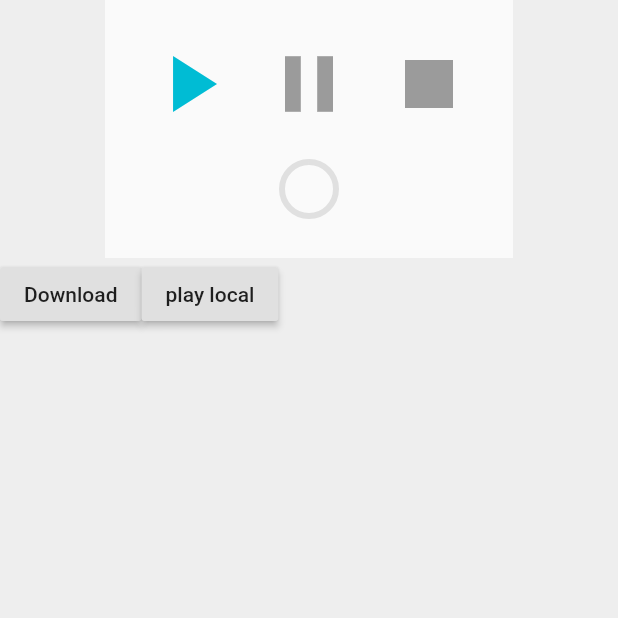
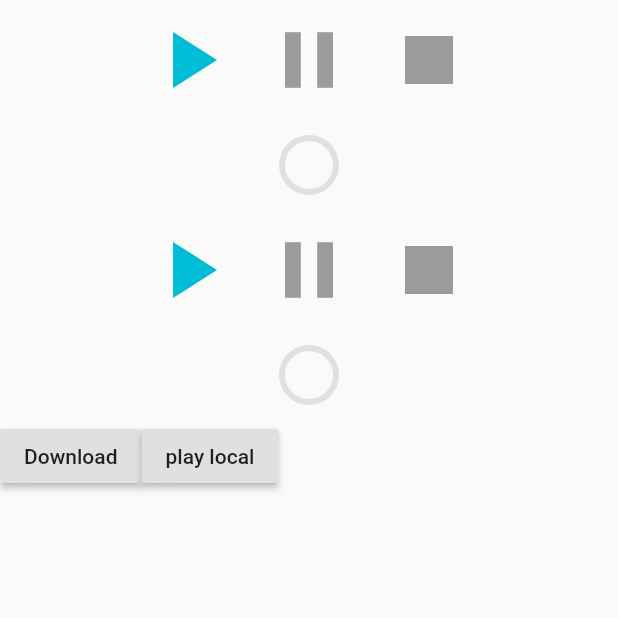
Before and after one commit to bluefireteam/audioplayers, a Flutter app: the screen it shows after launch, after a tap on the "play arrow" icon, on a phone screen of 412 x 824 dp, the top half of it. Run offline on Flutter 3.47's test engine with Material 2 defaults, Android fonts, the phone set to English and light mode, and no system bars.

Commit message:
refactor main.dart

```diff
--- a/example/lib/main.dart
+++ b/example/lib/main.dart
@@ -3,14 +3,15 @@ import 'dart:io';
 import 'dart:typed_data';
 
 import 'package:audioplayers/audioplayer.dart';
+import 'package:flutter/foundation.dart';
 import 'package:flutter/material.dart';
 import 'package:http/http.dart';
 import 'package:path_provider/path_provider.dart';
 
 typedef void OnError(Exception exception);
 
+const kUrl1 = "http://www.rxlabz.com/labz/audio.mp3";
 const kUrl2 = "http://www.rxlabz.com/labz/audio2.mp3";
-const kUrl1 = "http://www.rxlabz.com/labz/audio.mp3";
 
 void main() {
   runApp(new MaterialApp(home: new Scaffold(body: new AudioApp())));
@@ -24,28 +25,16 @@ class AudioApp extends StatefulWidget {
 }
 
 class _AudioAppState extends State<AudioApp> {
-  Duration duration;
-  Duration position;
-
   AudioPlayer audioPlayer;
 
   String localFilePath;
 
   PlayerState playerState = PlayerState.stopped;
 
-  get isPlaying => playerState == PlayerState.playing;
-  get isPaused => playerState == PlayerState.paused;
-
-  get durationText =>
-      duration != null ? duration.toString().split('.').first : '';
-  get positionText =>
-      position != null ? position.toString().split('.').first : '';
-
   @override
   void initState() {
     super.initState();
     initAudioPlayer();
-    new AudioPlayer().play(kUrl2);
   }
 
   void initAudioPlayer() {
@@ -53,63 +42,23 @@ class _AudioAppState extends State<AudioApp> {
 
     audioPlayer.setDurationHandler((d) => setState(() {
           print('_AudioAppState.setDurationHandler => d ${d}');
-          duration = d;
         }));
 
     audioPlayer.setPositionHandler((p) => setState(() {
           print('_AudioAppState.setPositionHandler => p ${p}');
-          position = p;
         }));
-
-    audioPlayer.setCompletionHandler(() {
-      onComplete();
-      setState(() {
-        position = duration;
-      });
-    });
 
     audioPlayer.setErrorHandler((msg) {
       print('audioPlayer error : $msg');
       setState(() {
         playerState = PlayerState.stopped;
-        duration = new Duration(seconds: 0);
-        position = new Duration(seconds: 0);
       });
     });
   }
 
-  Future play() async {
-    final result = await audioPlayer.play(kUrl1);
-    if (result == 1) setState(() => playerState = PlayerState.playing);
-  }
-
-  Future _playLocal() async{
+  Future _playLocal() async {
     final result = await audioPlayer.play(localFilePath, isLocal: true);
     if (result == 1) setState(() => playerState = PlayerState.playing);
-  }
-
-  Future pause() async {
-    final result = await audioPlayer.pause();
-    if (result == 1) setState(() => playerState = PlayerState.paused);
-  }
-
-  Future stop() async {
-    final result = await audioPlayer.stop();
-    if (result == 1)
-      setState(() {
-        playerState = PlayerState.stopped;
-        position = new Duration();
-      });
-  }
-
-  void onComplete() {
-    setState(() => playerState = PlayerState.stopped);
-  }
-
-  @override
-  void dispose() {
-    super.dispose();
-    audioPlayer.stop();
   }
 
   Future<Uint8List> _loadFileBytes(String url, {OnError onError}) async {
@@ -124,8 +73,7 @@ class _AudioAppState extends State<AudioApp> {
 
   Future _loadFile() async {
     final bytes = await _loadFileBytes(kUrl1,
-        onError: (Exception exception) =>
-            print('_MyHomePageState._loadVideo => exception ${exception}'));
+        onError: (Exception exception) => print('_MyHomePageState._loadVideo => exception ${exception}'));
 
     final dir = await getApplicationDocumentsDirectory();
     final file = new File('${dir.path}/audio.mp3');
@@ -140,60 +88,13 @@ class _AudioAppState extends State<AudioApp> {
   @override
   Widget build(BuildContext context) {
     return new Center(
-        child: new Material(
-            elevation: 2.0,
-            color: Colors.grey[200],
-            child: new Column(children: [
-              new Material(
-                  child: new Container(
-                      padding: new EdgeInsets.all(16.0),
-                      child:
-                          new Column(mainAxisSize: MainAxisSize.min, children: [
-                        new Row(mainAxisSize: MainAxisSize.min, children: [
-                          new IconButton(
-                              onPressed: isPlaying ? null : () => play(),
-                              iconSize: 64.0,
-                              icon: new Icon(Icons.play_arrow),
-                              color: Colors.cyan),
-                          new IconButton(
-                              onPressed: isPlaying ? () => pause() : null,
-                              iconSize: 64.0,
-                              icon: new Icon(Icons.pause),
-                              color: Colors.cyan),
-                          new IconButton(
-                              onPressed:
-                                  isPlaying || isPaused ? () => stop() : null,
-                              iconSize: 64.0,
-                              icon: new Icon(Icons.stop),
-                              color: Colors.cyan),
-                        ]),
-                        new Row(mainAxisSize: MainAxisSize.min, children: [
-                          new Padding(
-                              padding: new EdgeInsets.all(12.0),
-                              child: new Stack(children: [
-                                new CircularProgressIndicator(
-                                    value: 1.0,
-                                    valueColor: new AlwaysStoppedAnimation(
-                                        Colors.grey[300])),
-                                new CircularProgressIndicator(
-                                  value: position != null &&
-                                          position.inMilliseconds > 0
-                                      ? position.inMilliseconds /
-                                          duration.inMilliseconds
-                                      : 0.0,
-                                  valueColor:
-                                      new AlwaysStoppedAnimation(Colors.cyan),
-                                ),
-                              ])),
-                          new Text(
-                              position != null
-                                  ? "${positionText ?? ''} / ${durationText ?? ''}"
-                                  : duration != null ? durationText : '',
-                              style: new TextStyle(fontSize: 24.0))
-                        ])
-                      ]))),
+      child: new Column(
+        children: [
+          new _PlayerUiWidget(url: kUrl1),
+          new _PlayerUiWidget(url: kUrl2),
           localFilePath != null ? new Text(localFilePath) : new Container(),
-              new Row(children: [
+          new Row(
+            children: [
               new RaisedButton(
                 onPressed: () => _loadFile(),
                 child: new Text('Download'),
@@ -202,7 +103,157 @@ class _AudioAppState extends State<AudioApp> {
                 onPressed: () => _playLocal(),
                 child: new Text('play local'),
               ),
-              ])
-            ])));
+            ],
+          ),
+        ],
+      ),
+    );
   }
 }
+
+class _PlayerUiWidget extends StatefulWidget {
+  final String url;
+
+  _PlayerUiWidget({@required this.url});
+
+  @override
+  State<StatefulWidget> createState() {
+    return new _PlayerUiWidgetState(url: url);
+  }
+}
+
+class _PlayerUiWidgetState extends State<_PlayerUiWidget> {
+  String url;
+  AudioPlayer _audioPlayer;
+  Duration _duration;
+  Duration _position;
+
+  PlayerState _playerState = PlayerState.stopped;
+
+  get _isPlaying => _playerState == PlayerState.playing;
+  get _isPaused => _playerState == PlayerState.paused;
+  get _durationText => _duration?.toString()?.split('.')?.first ??= '';
+  get _positionText => _position?.toString()?.split('.')?.first ??= '';
+
+  _PlayerUiWidgetState({@required this.url});
+
+  @override
+  void initState() {
+    super.initState();
+    _initAudioPlayer();
+  }
+
+  @override
+  void dispose() {
+    super.dispose();
+    _audioPlayer.stop();
+  }
+
+  @override
+  Widget build(BuildContext context) {
+    return new Column(
+      mainAxisSize: MainAxisSize.min,
+      children: <Widget>[
+        new Row(
+          mainAxisSize: MainAxisSize.min,
+          children: [
+            new IconButton(
+                onPressed: _isPlaying ? null : () => _play(),
+                iconSize: 64.0,
+                icon: new Icon(Icons.play_arrow),
+                color: Colors.cyan),
+            new IconButton(
+                onPressed: _isPlaying ? () => _pause() : null,
+                iconSize: 64.0,
+                icon: new Icon(Icons.pause),
+                color: Colors.cyan),
+            new IconButton(
+                onPressed: _isPlaying || _isPaused ? () => _stop() : null,
+                iconSize: 64.0,
+                icon: new Icon(Icons.stop),
+                color: Colors.cyan),
+          ],
+        ),
+        new Row(
+          mainAxisSize: MainAxisSize.min,
+          children: [
+            new Padding(
+              padding: new EdgeInsets.all(12.0),
+              child: new Stack(
+                children: [
+                  new CircularProgressIndicator(
+                    value: 1.0,
+                    valueColor: new AlwaysStoppedAnimation(Colors.grey[300]),
+                  ),
+                  new CircularProgressIndicator(
+                    value: _position != null && _position.inMilliseconds > 0
+                        ? _position.inMilliseconds / _duration.inMilliseconds
+                        : 0.0,
+                    valueColor: new AlwaysStoppedAnimation(Colors.cyan),
+                  ),
+                ],
+              ),
+            ),
+            new Text(
+              _position != null
+                  ? "${_positionText ?? ''} / ${_durationText ?? ''}"
+                  : _duration != null ? _durationText : '',
+              style: new TextStyle(fontSize: 24.0),
+            ),
+          ],
+        ),
+      ],
+    );
+  }
+
+  void _initAudioPlayer() {
+    _audioPlayer = new AudioPlayer();
+
+    _audioPlayer.setDurationHandler((d) => setState(() {
+          _duration = d;
+        }));
+
+    _audioPlayer.setPositionHandler((p) => setState(() {
+          _position = p;
+        }));
+
+    _audioPlayer.setCompletionHandler(() {
+      _onComplete();
+      setState(() {
+        _position = _duration;
+      });
+    });
+
+    _audioPlayer.setErrorHandler((msg) {
+      print('audioPlayer error : $msg');
+      setState(() {
+        _playerState = PlayerState.stopped;
+        _duration = new Duration(seconds: 0);
+        _position = new Duration(seconds: 0);
+      });
+    });
+  }
+
+  Future _play() async {
+    final result = await _audioPlayer.play(url);
+    if (result == 1) setState(() => _playerState = PlayerState.playing);
+  }
+
+  Future _pause() async {
+    final result = await _audioPlayer.pause();
+    if (result == 1) setState(() => _playerState = PlayerState.paused);
+  }
+
+  Future _stop() async {
+    final result = await _audioPlayer.stop();
+    if (result == 1)
+      setState(() {
+        _playerState = PlayerState.stopped;
+        _position = new Duration();
+      });
+  }
+
+  void _onComplete() {
+    setState(() => _playerState = PlayerState.stopped);
+  }
+}
```
Also changed, not shown: 2 other files. Lines whose indentation alone changed are shown as unchanged.
